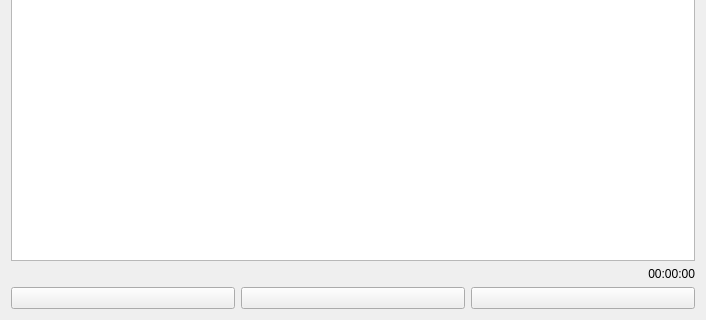
Above: src/mainwindow.ui from MJAS1/vidman before the change; both pictures show x 0 to 706 and y 165 to 485 of the 706 by 485 pixel window. Below: the same form after it.
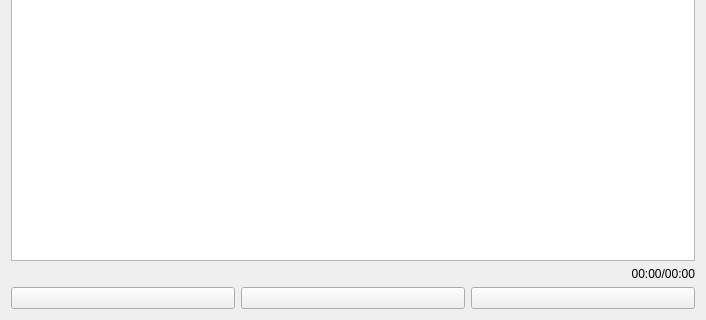
That is the form after the change. Icons and pictures are not drawn. Custom widgets are drawn as their Qt base class.

What changed in the file:
```diff
--- a/src/mainwindow.ui
+++ b/src/mainwindow.ui
@@ -24,11 +24,17 @@
     </item>
     <item row="2" column="0" colspan="2">
      <widget class="QLabel" name="timeLbl">
+      <property name="sizePolicy">
+       <sizepolicy hsizetype="Preferred" vsizetype="Fixed">
+        <horstretch>0</horstretch>
+        <verstretch>0</verstretch>
+       </sizepolicy>
+      </property>
       <property name="layoutDirection">
        <enum>Qt::LeftToRight</enum>
       </property>
       <property name="text">
-       <string>00:00:00</string>
+       <string>00:00/00:00</string>
       </property>
       <property name="alignment">
        <set>Qt::AlignRight|Qt::AlignTrailing|Qt::AlignVCenter</set>
```
